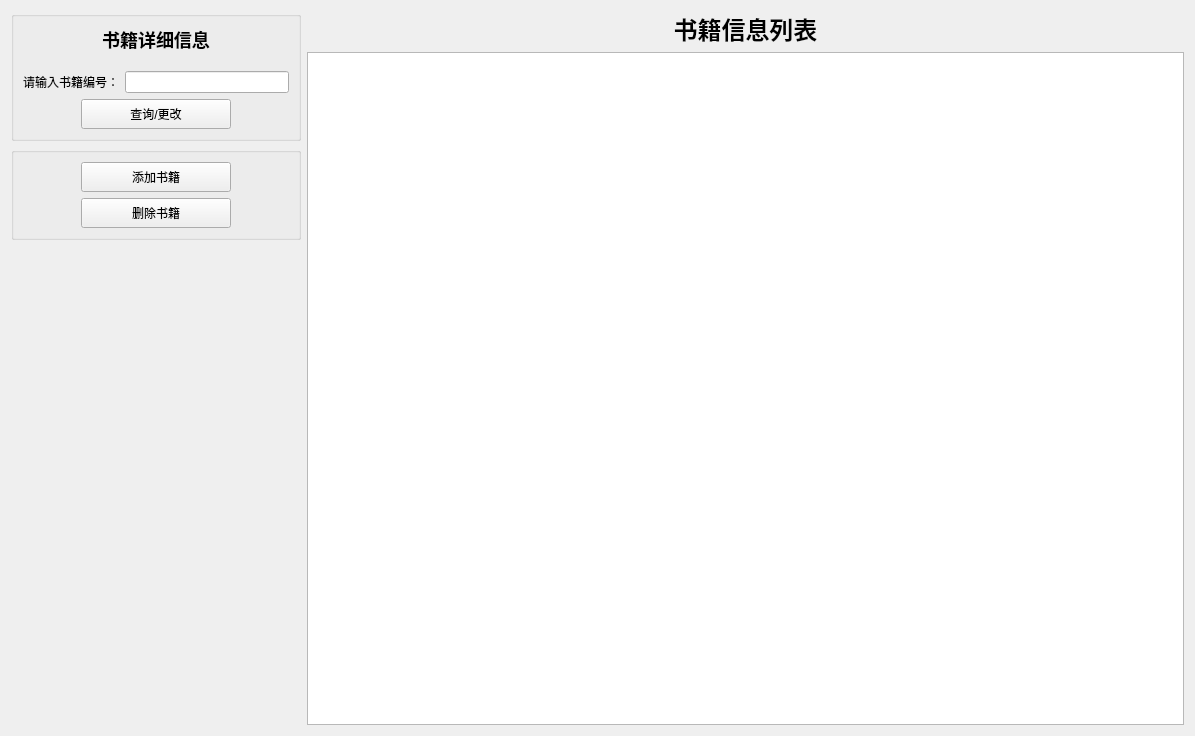
The window that LibraryManageByMysqlQt/bookmanagementwidget.ui (ocean0117/library-manage-by-mysql-qt) describes before a commit, drawn with Qt 5.
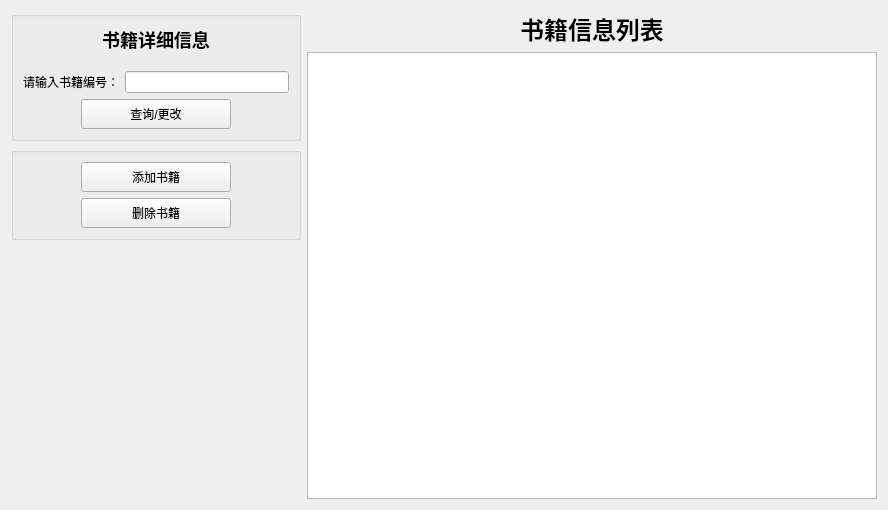
The same window after the commit.

What changed in the file:
```diff
--- a/LibraryManageByMysqlQt/bookmanagementwidget.ui
+++ b/LibraryManageByMysqlQt/bookmanagementwidget.ui
@@ -6,14 +6,14 @@
    <rect>
     <x>0</x>
     <y>0</y>
-    <width>1195</width>
-    <height>736</height>
+    <width>888</width>
+    <height>510</height>
    </rect>
   </property>
   <property name="minimumSize">
    <size>
-    <width>1195</width>
-    <height>736</height>
+    <width>778</width>
+    <height>300</height>
    </size>
   </property>
   <property name="maximumSize">
```
